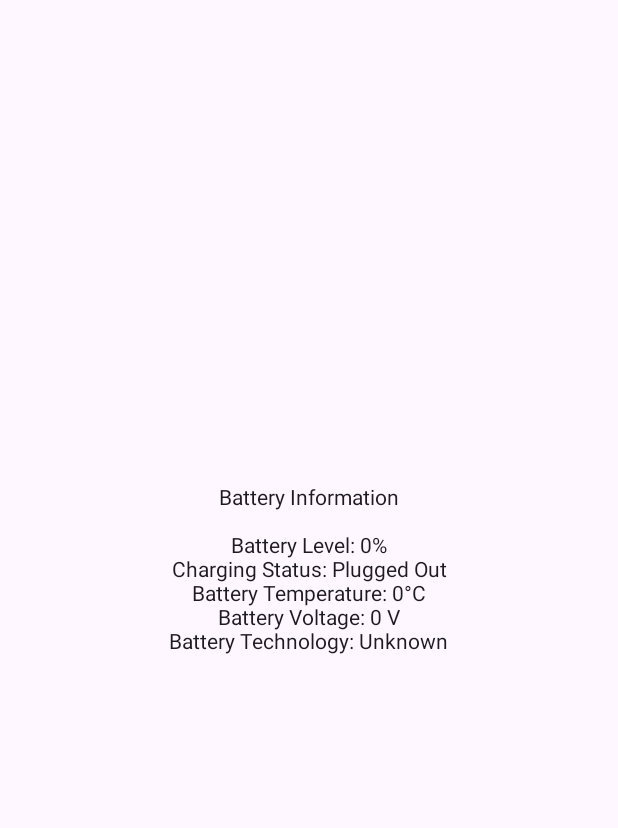
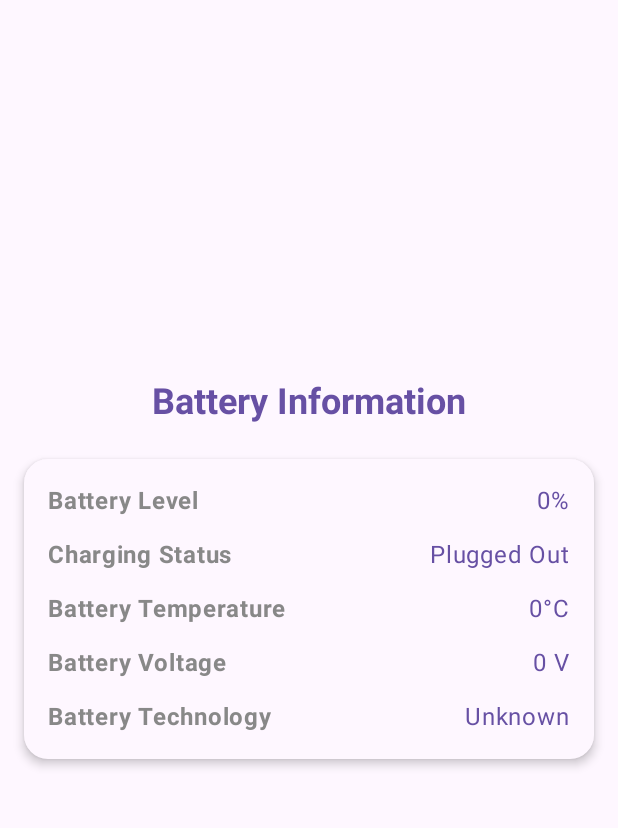
Before and after one commit to MHThe1/Multimedia-App-Kotlin, an Android app built with Jetpack Compose: the BatteryReceiverScreen screen opened through its navigation route, on a phone screen of 412 x 824 dp, the part 96-924 px from its top. Run offline under Robolectric (Android 15) with nearby library versions, the phone set to English and light mode, and no system bars.

Commit message:
minor UI changes

```diff
--- /dev/null
+++ b/app/src/main/java/com/classwork/multimediaapp/BatteryReciverScreen.kt
@@ -0,0 +1,123 @@
+package com.classwork.multimediaapp
+
+import android.content.BroadcastReceiver
+import android.content.Context
+import android.content.Intent
+import android.content.IntentFilter
+import android.os.BatteryManager
+import androidx.compose.foundation.layout.*
+import androidx.compose.foundation.shape.RoundedCornerShape
+import androidx.compose.material3.Card
+import androidx.compose.material3.CardDefaults
+import androidx.compose.material3.MaterialTheme
+import androidx.compose.material3.Text
+import androidx.compose.runtime.Composable
+import androidx.compose.runtime.DisposableEffect
+import androidx.compose.runtime.mutableIntStateOf
+import androidx.compose.runtime.mutableStateOf
+import androidx.compose.runtime.remember
+import androidx.compose.ui.Alignment
+import androidx.compose.ui.Modifier
+import androidx.compose.ui.graphics.Color
+import androidx.compose.ui.platform.LocalContext
+import androidx.compose.ui.text.font.FontWeight
+import androidx.compose.ui.unit.dp
+import androidx.compose.ui.unit.sp
+
+@Composable
+fun BatteryReceiverScreen() {
+    // State variables to hold battery information
+    val batteryLevel = remember { mutableIntStateOf(0) }
+    val batteryIsCharging = remember { mutableStateOf(false) }
+    val batteryTemperature = remember { mutableIntStateOf(0) }
+    val batteryVoltage = remember { mutableIntStateOf(0) }
+    val batteryTechnology = remember { mutableStateOf("Unknown") }
+
+    // Get the context inside a composable
+    val context = LocalContext.current
+
+    // Register and unregister the BroadcastReceiver
+    DisposableEffect(Unit) {
+        val batteryReceiver = object : BroadcastReceiver() {
+            override fun onReceive(context: Context?, intent: Intent?) {
+                intent?.let {
+                    batteryLevel.intValue = it.getIntExtra(BatteryManager.EXTRA_LEVEL, 0)
+                    batteryIsCharging.value =
+                        it.getIntExtra(BatteryManager.EXTRA_PLUGGED, 0) != 0
+                    batteryTemperature.intValue =
+                        it.getIntExtra(BatteryManager.EXTRA_TEMPERATURE, 0) / 10
+                    batteryVoltage.intValue =
+                        it.getIntExtra(BatteryManager.EXTRA_VOLTAGE, 0) / 1000
+                    batteryTechnology.value =
+                        it.getStringExtra(BatteryManager.EXTRA_TECHNOLOGY) ?: "Unknown"
+                }
+            }
+        }
+        val intentFilter = IntentFilter(Intent.ACTION_BATTERY_CHANGED)
+        context.registerReceiver(batteryReceiver, intentFilter)
+
+        onDispose {
+            context.unregisterReceiver(batteryReceiver)
+        }
+    }
+
+    // UI to display battery information
+    Column(
+        modifier = Modifier
+            .fillMaxSize()
+            .padding(16.dp),
+        horizontalAlignment = Alignment.CenterHorizontally,
+        verticalArrangement = Arrangement.Center
+    ) {
+        Text(
+            text = "Battery Information",
+            fontSize = 24.sp,
+            fontWeight = FontWeight.Bold,
+            color = MaterialTheme.colorScheme.primary
+        )
+        Spacer(modifier = Modifier.height(24.dp))
+
+        Card(
+            modifier = Modifier.fillMaxWidth(),
+            shape = RoundedCornerShape(16.dp),
+            colors = CardDefaults.cardColors(containerColor = MaterialTheme.colorScheme.surface),
+            elevation = CardDefaults.cardElevation(4.dp)
+        ) {
+            Column(
+                modifier = Modifier
+                    .fillMaxWidth()
+                    .padding(16.dp),
+                horizontalAlignment = Alignment.Start,
+                verticalArrangement = Arrangement.spacedBy(12.dp)
+            ) {
+                BatteryInfoItem("Battery Level", "${batteryLevel.intValue}%")
+                BatteryInfoItem(
+                    "Charging Status",
+                    if (batteryIsCharging.value) "Plugged In" else "Plugged Out"
+                )
+                BatteryInfoItem("Battery Temperature", "${batteryTemperature.intValue}°C")
+                BatteryInfoItem("Battery Voltage", "${batteryVoltage.intValue} V")
+                BatteryInfoItem("Battery Technology", batteryTechnology.value)
+            }
+        }
+    }
+}
+
+@Composable
+fun BatteryInfoItem(label: String, value: String) {
+    Row(
+        modifier = Modifier.fillMaxWidth(),
+        horizontalArrangement = Arrangement.SpaceBetween
+    ) {
+        Text(
+            text = label,
+            style = MaterialTheme.typography.bodyLarge.copy(fontWeight = FontWeight.Bold),
+            color = Color.Gray
+        )
+        Text(
+            text = value,
+            style = MaterialTheme.typography.bodyLarge,
+            color = MaterialTheme.colorScheme.primary
+        )
+    }
+}
--- a/app/src/main/java/com/classwork/multimediaapp/BroadcastScreen.kt
+++ b/app/src/main/java/com/classwork/multimediaapp/BroadcastScreen.kt
@@ -24,6 +24,7 @@ import androidx.compose.material3.OutlinedTextField
 import androidx.compose.material3.Text
 import androidx.compose.runtime.Composable
 import androidx.compose.runtime.DisposableEffect
+import androidx.compose.runtime.LaunchedEffect
 import androidx.compose.runtime.mutableIntStateOf
 import androidx.compose.runtime.mutableStateOf
 import androidx.compose.runtime.remember
@@ -32,6 +33,7 @@ import androidx.compose.ui.Modifier
 import androidx.compose.ui.platform.LocalContext
 import androidx.compose.ui.unit.dp
 import androidx.navigation.NavController
+import kotlinx.coroutines.delay
 
 @Composable
 fun BroadCastScreen(navController: NavController) {
@@ -102,153 +104,3 @@ fun BroadCastScreen(navController: NavController) {
         }
     }
 }
-
-
-
-@Composable
-fun CustomReceiverScreen(navController: NavController) {
-    val inputText = remember { mutableStateOf("") }
-    val context = LocalContext.current
-
-    Column(
-        modifier = Modifier
-            .fillMaxSize(),
-        horizontalAlignment = Alignment.CenterHorizontally,
-        verticalArrangement = Arrangement.Center
-    ) {
-        Text(text = "Enter Custom Message")
-        Spacer(modifier = Modifier.height(16.dp))
-
-        // Text input field
-        OutlinedTextField(
-            value = inputText.value,
-            onValueChange = { inputText.value = it },
-            label = { Text("Message") },
-            modifier = Modifier.padding(horizontal = 16.dp)
-        )
-
-        Spacer(modifier = Modifier.height(16.dp))
-
-        // Button to send the broadcast
-        Button(
-            onClick = {
-                if (inputText.value.isNotEmpty()) {
-                    // Send the broadcast
-                    val intent = Intent("com.classwork.multimediaapp.CUSTOM_BROADCAST").apply {
-                        putExtra("message", inputText.value)
-                        setPackage(context.packageName) // Explicitly target this app
-                    }
-                    context.sendBroadcast(intent)
-
-                    // Navigate to the result screen
-                    navController.navigate("custom_receiver_result")
-                }
-            },
-            enabled = inputText.value.isNotEmpty()
-        ) {
-            Text(text = "Send")
-        }
-
-    }
-}
-
-
-
-@SuppressLint("NewApi")
-@Composable
-fun CustomReceiverResultScreen() {
-    val receivedMessage = remember { mutableStateOf("No message received yet") }
-    val context = LocalContext.current
-
-    // Register and unregister the BroadcastReceiver
-    DisposableEffect(Unit) {
-        val customReceiver = object : BroadcastReceiver() {
-            override fun onReceive(context: Context?, intent: Intent?) {
-                if (intent?.action == "com.classwork.multimediaapp.CUSTOM_BROADCAST") {
-                    val message = intent.getStringExtra("message")
-                    receivedMessage.value = message ?: "Empty message received"
-                }
-            }
-        }
-        val intentFilter = IntentFilter("com.classwork.multimediaapp.CUSTOM_BROADCAST")
-        context.registerReceiver(customReceiver, intentFilter, Context.RECEIVER_NOT_EXPORTED)
-
-        onDispose {
-            context.unregisterReceiver(customReceiver)
-        }
-    }
-
-    // Display the received message
-    Column(
-        modifier = Modifier
-            .fillMaxSize(),
-        horizontalAlignment = Alignment.CenterHorizontally,
-        verticalArrangement = Arrangement.Center
-    ) {
-        Text(text = "Custom Broadcast Result")
-        Spacer(modifier = Modifier.height(16.dp))
-        Text(text = "Received Message:")
-        Text(text = receivedMessage.value)
-    }
-}
-
-
-
-
-
-@Composable
-fun BatteryReceiverScreen() {
-    // State variables to hold battery information
-    val batteryLevel = remember { mutableIntStateOf(0) }
-    val batteryIsCharging = remember { mutableStateOf(false) }
-    val batteryTemperature = remember { mutableIntStateOf(0) }
-    val batteryVoltage = remember { mutableIntStateOf(0) }
-    val batteryTechnology = remember { mutableStateOf("Unknown") }
-
-    // Get the context inside a composable
-    val context = LocalContext.current
-
-    // Register and unregister the BroadcastReceiver
-    DisposableEffect(Unit) {
-        val batteryReceiver = object : BroadcastReceiver() {
-            override fun onReceive(context: Context?, intent: Intent?) {
-                intent?.let {
-                    batteryLevel.value = it.getIntExtra(BatteryManager.EXTRA_LEVEL, 0)
-                    batteryIsCharging.value =
-                        it.getIntExtra(BatteryManager.EXTRA_PLUGGED, 0) != 0
-                    batteryTemperature.value =
-                        it.getIntExtra(BatteryManager.EXTRA_TEMPERATURE, 0) / 10
-                    batteryVoltage.value =
-                        it.getIntExtra(BatteryManager.EXTRA_VOLTAGE, 0) / 1000
-                    batteryTechnology.value =
-                        it.getStringExtra(BatteryManager.EXTRA_TECHNOLOGY) ?: "Unknown"
-                }
-            }
-        }
-        val intentFilter = IntentFilter(Intent.ACTION_BATTERY_CHANGED)
-        context.registerReceiver(batteryReceiver, intentFilter)
-
-        onDispose {
-            context.unregisterReceiver(batteryReceiver)
-        }
-    }
-
-    // UI to display battery information
-    Column(
-        modifier = Modifier.fillMaxSize(),
-        horizontalAlignment = Alignment.CenterHorizontally,
-        verticalArrangement = Arrangement.Center
-    ) {
-        Text(text = "Battery Information")
-        Spacer(modifier = Modifier.height(16.dp))
-        Text(text = "Battery Level: ${batteryLevel.value}%")
-        Text(
-            text = "Charging Status: ${
-                if (batteryIsCharging.value) "Plugged In" else "Plugged Out"
-            }"
-        )
-        Text(text = "Battery Temperature: ${batteryTemperature.value}°C")
-        Text(text = "Battery Voltage: ${batteryVoltage.value} V")
-        Text(text = "Battery Technology: ${batteryTechnology.value}")
-    }
-}
```
Also changed, not shown: app/src/main/java/com/classwork/multimediaapp/CustomReceiverScreen.kt (added, +134 -0 lines).
